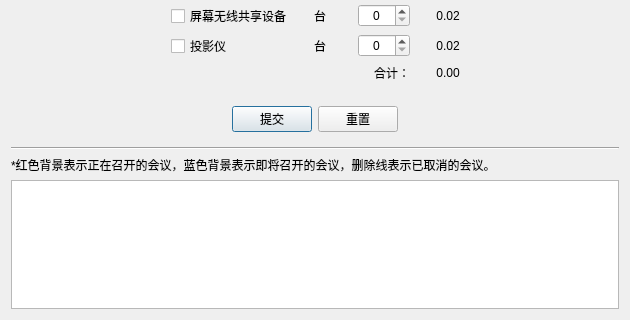
First picture: the form in bookmeet.ui, repository ktercy/HuiXunCloud, before the edit; both pictures show x 0 to 630 and y 242 to 562 of the 630 by 562 pixel window.
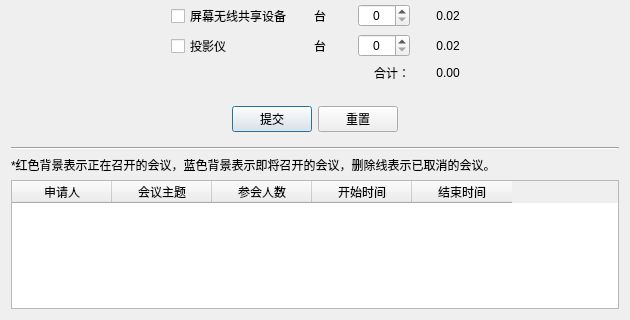
Second picture: the form after the edit.

What changed in the file:
```diff
--- a/bookmeet.ui
+++ b/bookmeet.ui
@@ -464,25 +464,7 @@
     </widget>
    </item>
    <item>
-    <widget class="QTableWidget" name="tableWidget">
-     <property name="sizePolicy">
-      <sizepolicy hsizetype="Expanding" vsizetype="Expanding">
-       <horstretch>0</horstretch>
-       <verstretch>0</verstretch>
-      </sizepolicy>
-     </property>
-     <attribute name="horizontalHeaderVisible">
-      <bool>false</bool>
-     </attribute>
-     <attribute name="horizontalHeaderCascadingSectionResizes">
-      <bool>false</bool>
-     </attribute>
-     <attribute name="horizontalHeaderDefaultSectionSize">
-      <number>100</number>
-     </attribute>
-     <attribute name="horizontalHeaderShowSortIndicator" stdset="0">
-      <bool>false</bool>
-     </attribute>
+    <widget class="QTableWidget" name="twMeetings">
      <column>
       <property name="text">
        <string>申请人</string>
@@ -498,11 +480,6 @@
        <string>参会人数</string>
       </property>
      </column>
-     <column>
-      <property name="text">
-       <string>新建列</string>
-      </property>
-     </column>
      <column>
       <property name="text">
        <string>开始时间</string>
```
Left out of the diff: 1 changed line with no effect on the pictures.
